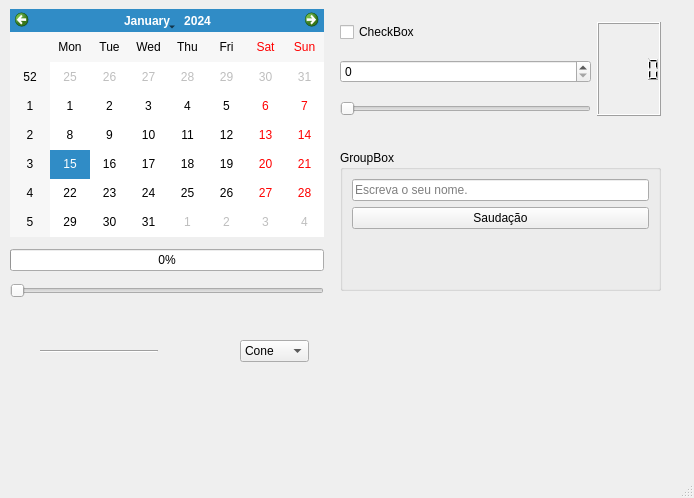
Old version of the form resources/ui/ui_integration.ui in the repository leonardpin-br/integration-maya-zbrush-substancepainter-aftereffects.
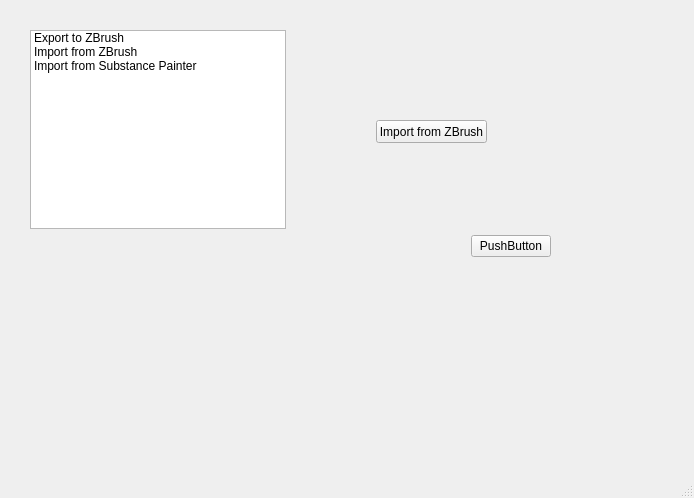
New version of the form. The open tabs and pages were chosen to show the change. Icons and pictures are not drawn.

Commit message: Tests with Qt Designer

Patch:
```diff
--- a/resources/ui/ui_integration.ui
+++ b/resources/ui/ui_integration.ui
@@ -23,109 +23,73 @@
    <iconset resource="../ui_resources.qrc">
     <normaloff>:/resources/img/logo-leonardo-pinheiro--window-icon.png</normaloff>:/resources/img/logo-leonardo-pinheiro--window-icon.png</iconset>
   </property>
+  <property name="documentMode">
+   <bool>false</bool>
+  </property>
   <widget class="QWidget" name="centralwidget">
-   <widget class="QWidget" name="gridLayoutWidget">
-    <property name="geometry">
-     <rect>
-      <x>10</x>
-      <y>9</y>
-      <width>314</width>
-      <height>289</height>
-     </rect>
-    </property>
-    <layout class="QGridLayout" name="gridLayout">
-     <property name="spacing">
-      <number>12</number>
-     </property>
-     <item row="1" column="0">
-      <widget class="QProgressBar" name="progressBar">
-       <property name="value">
-        <number>0</number>
-       </property>
-      </widget>
-     </item>
-     <item row="2" column="0">
-      <widget class="QSlider" name="horizontalSlider">
-       <property name="orientation">
-        <enum>Qt::Horizontal</enum>
-       </property>
-      </widget>
-     </item>
-     <item row="0" column="0">
-      <widget class="QCalendarWidget" name="calendarWidget"/>
-     </item>
-    </layout>
-   </widget>
-   <widget class="QWidget" name="gridLayoutWidget_2">
+   <property name="enabled">
+    <bool>true</bool>
+   </property>
+   <property name="maximumSize">
+    <size>
+     <width>694</width>
+     <height>457</height>
+    </size>
+   </property>
+   <widget class="QWidget" name="">
     <property name="geometry">
      <rect>
-      <x>340</x>
-      <y>10</y>
-      <width>321</width>
-      <height>121</height>
+      <x>30</x>
+      <y>30</y>
+      <width>521</width>
+      <height>227</height>
      </rect>
     </property>
-    <layout class="QGridLayout" name="gridLayout_2">
-     <item row="0" column="1">
-      <widget class="QCheckBox" name="checkBox">
+    <layout class="QVBoxLayout" name="verticalLayout">
+     <item>
+      <layout class="QHBoxLayout" name="horizontalLayout_2">
+       <item>
+        <widget class="QListWidget" name="listWidget">
+         <item>
        <property name="text">
-        <string>CheckBox</string>
-       </property>
-      </widget>
-     </item>
-     <item row="1" column="1">
-      <widget class="QSpinBox" name="spinBox"/>
-     </item>
-     <item row="2" column="1">
-      <widget class="QSlider" name="horizontalSlider_2">
-       <property name="orientation">
-        <enum>Qt::Horizontal</enum>
-       </property>
-      </widget>
-     </item>
-     <item row="0" column="2" rowspan="3">
-      <widget class="QLCDNumber" name="lcdNumber">
-       <property name="styleSheet">
-        <string notr="true"/>
-       </property>
-      </widget>
-     </item>
-    </layout>
-   </widget>
-   <widget class="QComboBox" name="comboBox">
-    <property name="geometry">
-     <rect>
-      <x>240</x>
-      <y>340</y>
-      <width>69</width>
-      <height>22</height>
-     </rect>
-    </property>
-    <property name="currentText">
-     <string>Cone</string>
-    </property>
+           <string>Export to ZBrush</string>
+          </property>
+         </item>
     <item>
      <property name="text">
-      <string>Cone</string>
+           <string>Import from ZBrush</string>
      </property>
     </item>
     <item>
      <property name="text">
-      <string>Cube</string>
-     </property>
-    </item>
+           <string>Import from Substance Painter</string>
+          </property>
+         </item>
+        </widget>
+       </item>
     <item>
-     <property name="text">
-      <string>Sphere</string>
-     </property>
+        <spacer name="horizontalSpacer_2">
+         <property name="orientation">
+          <enum>Qt::Horizontal</enum>
+         </property>
+         <property name="sizeType">
+          <enum>QSizePolicy::Minimum</enum>
+         </property>
+         <property name="sizeHint" stdset="0">
+          <size>
+           <width>10</width>
+           <height>20</height>
+          </size>
+         </property>
+        </spacer>
     </item>
     <item>
-     <property name="text">
-      <string>Torus</string>
-     </property>
-    </item>
-   </widget>
-   <widget class="QLabel" name="label_2">
+        <widget class="QStackedWidget" name="stackedWidget">
+         <property name="currentIndex">
+          <number>2</number>
+         </property>
+         <widget class="QWidget" name="page">
+          <widget class="QPushButton" name="pushButton_2">
     <property name="geometry">
      <rect>
       <x>510</x>
@@ -138,61 +102,63 @@
      <string notr="true"/>
     </property>
     <property name="text">
-     <string/>
-    </property>
-    <property name="pixmap">
-     <pixmap resource="../ui_resources.qrc">:/resources/img/logo-leonardo-pinheiro-branca.png</pixmap>
-    </property>
-   </widget>
-   <widget class="Line" name="line">
+            <string>Export to ZBrush</string>
+           </property>
+          </widget>
+         </widget>
+         <widget class="QWidget" name="page_2">
+          <widget class="QPushButton" name="pushButton_3">
     <property name="geometry">
      <rect>
-      <x>40</x>
-      <y>350</y>
-      <width>118</width>
-      <height>3</height>
-     </rect>
-    </property>
-    <property name="orientation">
-     <enum>Qt::Horizontal</enum>
-    </property>
-   </widget>
-   <widget class="QGroupBox" name="groupBox">
+             <x>74</x>
+             <y>90</y>
+             <width>111</width>
+             <height>23</height>
+            </rect>
+           </property>
+           <property name="text">
+            <string>Import from ZBrush</string>
+           </property>
+          </widget>
+         </widget>
+         <widget class="QWidget" name="page_3">
+          <widget class="QPushButton" name="pushButton_4">
     <property name="geometry">
      <rect>
-      <x>340</x>
+             <x>14</x>
       <y>150</y>
-      <width>321</width>
-      <height>141</height>
-     </rect>
-    </property>
-    <property name="title">
-     <string>GroupBox</string>
-    </property>
+             <width>181</width>
+             <height>23</height>
+            </rect>
+           </property>
+           <property name="text">
+            <string>Import from Substance Painter</string>
+           </property>
+          </widget>
+         </widget>
+        </widget>
+       </item>
+      </layout>
+     </item>
+     <item>
     <layout class="QHBoxLayout" name="horizontalLayout">
      <item>
-      <layout class="QGridLayout" name="gridLayout_3">
-       <item row="2" column="0">
-        <widget class="QLabel" name="label">
-         <property name="styleSheet">
-          <string notr="true">font: 20pt &quot;MS Shell Dlg 2&quot;;</string>
+        <spacer name="horizontalSpacer">
+         <property name="orientation">
+          <enum>Qt::Horizontal</enum>
          </property>
-         <property name="text">
-          <string/>
+         <property name="sizeHint" stdset="0">
+          <size>
+           <width>40</width>
+           <height>20</height>
+          </size>
          </property>
-        </widget>
+        </spacer>
        </item>
-       <item row="1" column="0">
-        <widget class="QPushButton" name="pushButton_3">
+       <item>
+        <widget class="QPushButton" name="pushButton">
          <property name="text">
-          <string>Saudação</string>
-         </property>
-        </widget>
-       </item>
-       <item row="0" column="0">
-        <widget class="QLineEdit" name="lineEdit">
-         <property name="placeholderText">
-          <string>Escreva o seu nome.</string>
+          <string>PushButton</string>
          </property>
         </widget>
        </item>
```
Left out of the diff: 66 changed lines with no effect on the pictures. Lines whose indentation alone changed are shown as unchanged.
